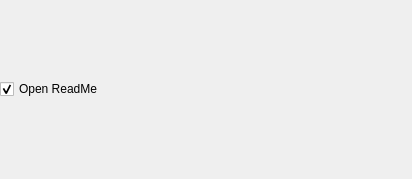
mdavidov/searchfiles-multidesktop, file installers/qtifw/packages/au.com.devonline.foldersearch/meta/readmecheckboxform.ui: the form before one commit.
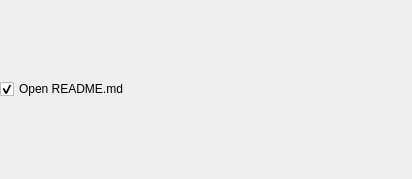
The form after the commit.

Patch:
```diff
--- a/installers/qtifw/packages/au.com.devonline.foldersearch/meta/readmecheckboxform.ui
+++ b/installers/qtifw/packages/au.com.devonline.foldersearch/meta/readmecheckboxform.ui
@@ -17,7 +17,7 @@
    <item>
     <widget class="QCheckBox" name="readMeCheckBox">
      <property name="text">
-      <string>Open ReadMe</string>
+      <string>Open README.md</string>
      </property>
      <property name="checked">
       <bool>true</bool>
```
